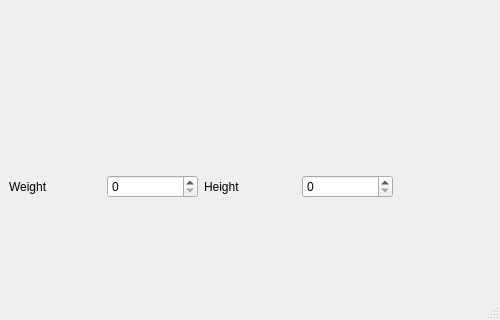
The window that mainwindow.ui (figure0011/TestBFS) describes before a commit, drawn with Qt 5; both pictures show x 0 to 500 and y 180 to 500 of the 500 by 500 pixel window.
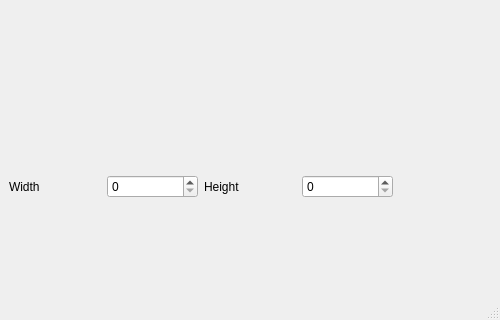
The same window after the commit.

```diff
--- a/mainwindow.ui
+++ b/mainwindow.ui
@@ -69,7 +69,7 @@
       <item row="1" column="0">
        <widget class="QLabel" name="label">
         <property name="text">
-         <string>Weight</string>
+         <string>Width</string>
         </property>
        </widget>
       </item>
```
Left out of the diff: 2 changed lines with no effect on the pictures.
